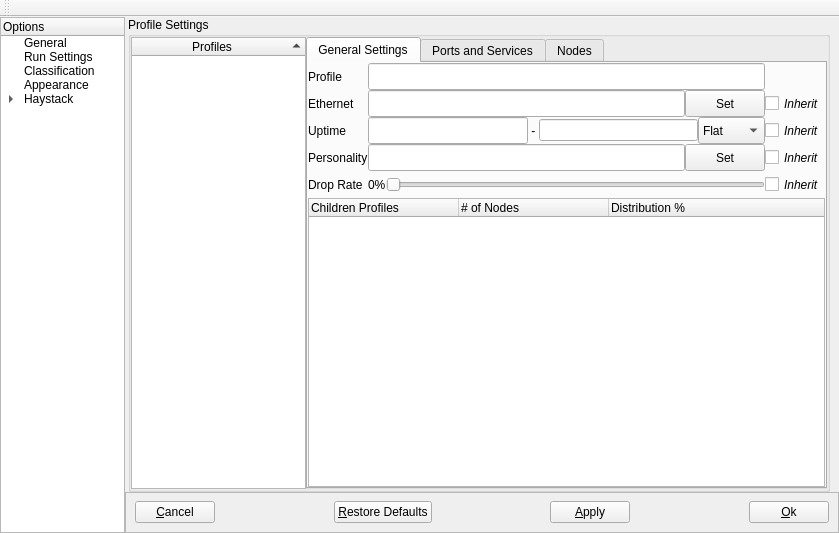
Before: the Qt Designer form NovaGUI/UI/novaconfig.ui in altf4/Nova, drawn with Qt 5.
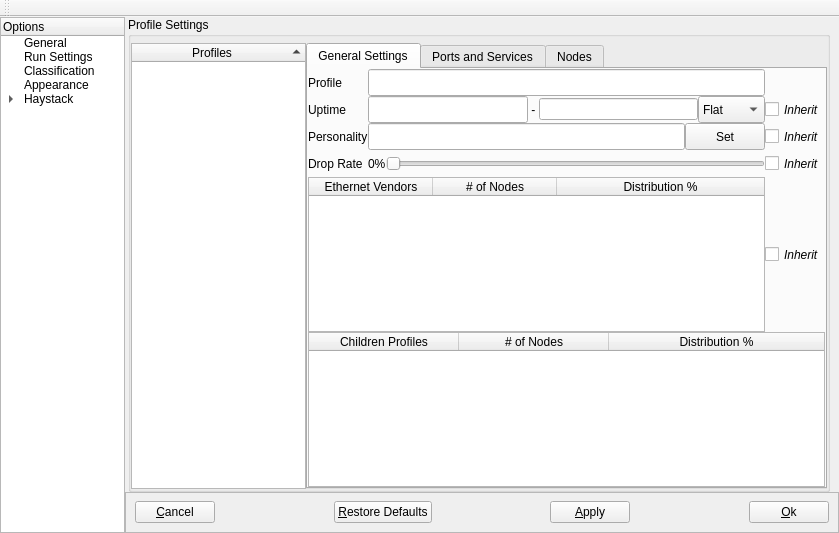
After: the same form once the commit is applied. The open tabs and pages were chosen to show the change.

The edit to the form file:
```diff
--- a/NovaGUI/UI/novaconfig.ui
+++ b/NovaGUI/UI/novaconfig.ui
@@ -1783,7 +1783,16 @@
              <property name="spacing">
               <number>0</number>
              </property>
-             <property name="margin">
+             <property name="leftMargin">
+              <number>0</number>
+             </property>
+             <property name="topMargin">
+              <number>6</number>
+             </property>
+             <property name="rightMargin">
+              <number>0</number>
+             </property>
+             <property name="bottomMargin">
               <number>0</number>
              </property>
              <item>
@@ -1831,7 +1840,7 @@
                 <attribute name="title">
                  <string>General Settings</string>
                 </attribute>
-                <layout class="QGridLayout" name="genTabGridLayout" rowstretch="0,1">
+                <layout class="QGridLayout" name="genTabGridLayout" rowstretch="0,0,0,0">
                  <property name="margin">
                   <number>0</number>
                  </property>
@@ -1843,9 +1852,6 @@
                    <property name="fieldGrowthPolicy">
                     <enum>QFormLayout::ExpandingFieldsGrow</enum>
                    </property>
-                   <property name="horizontalSpacing">
-                    <number>0</number>
-                   </property>
                    <property name="verticalSpacing">
                     <number>0</number>
                    </property>
@@ -1891,79 +1897,6 @@
                     </widget>
                    </item>
                    <item row="1" column="0">
-                    <widget class="QLabel" name="ethernetLabel">
-                     <property name="minimumSize">
-                      <size>
-                       <width>0</width>
-                       <height>27</height>
-                      </size>
-                     </property>
-                     <property name="maximumSize">
-                      <size>
-                       <width>16777215</width>
-                       <height>27</height>
-                      </size>
-                     </property>
-                     <property name="text">
-                      <string>Ethernet</string>
-                     </property>
-                     <property name="alignment">
-                      <set>Qt::AlignLeading|Qt::AlignLeft|Qt::AlignVCenter</set>
-                     </property>
-                    </widget>
-                   </item>
-                   <item row="1" column="1">
-                    <layout class="QHBoxLayout" name="ethernetForm">
-                     <property name="spacing">
-                      <number>0</number>
-                     </property>
-                     <item>
-                      <widget class="QLineEdit" name="ethernetEdit">
-                       <property name="minimumSize">
-                        <size>
-                         <width>0</width>
-                         <height>27</height>
-                        </size>
-                       </property>
-                       <property name="maximumSize">
-                        <size>
-                         <width>16777215</width>
-                         <height>27</height>
-                        </size>
-                       </property>
-                       <property name="readOnly">
-                        <bool>true</bool>
-                       </property>
-                      </widget>
-                     </item>
-                     <item>
-                      <widget class="QPushButton" name="setEthernetButton">
-                       <property name="sizePolicy">
-                        <sizepolicy hsizetype="Fixed" vsizetype="Fixed">
-                         <horstretch>0</horstretch>
-                         <verstretch>0</verstretch>
-                        </sizepolicy>
-                       </property>
-                       <property name="minimumSize">
-                        <size>
-                         <width>0</width>
-                         <height>27</height>
-                        </size>
-                       </property>
-                       <property name="maximumSize">
-                        <size>
-                         <width>16777215</width>
-                         <height>27</height>
-                        </size>
-                       </property>
-                       <property name="text">
-                        <string>Set</string>
-                       </property>
-                      </widget>
-                     </item>
-                    </layout>
-                   </item>
-                   <item row="2" column="0">
                     <widget class="QLabel" name="uptimeLabel">
                      <property name="minimumSize">
                       <size>
@@ -1985,7 +1918,7 @@
                      </property>
                     </widget>
                    </item>
-                   <item row="2" column="1">
+                   <item row="1" column="1">
                     <layout class="QHBoxLayout" name="uptimeForm" stretch="25,1,25,25">
                      <property name="spacing">
                       <number>0</number>
@@ -2069,7 +2002,7 @@
                      </item>
                     </layout>
                    </item>
-                   <item row="3" column="0">
+                   <item row="2" column="0">
                     <widget class="QLabel" name="personalityLabel">
                      <property name="minimumSize">
                       <size>
@@ -2091,7 +2024,7 @@
                      </property>
                     </widget>
                    </item>
-                   <item row="3" column="1">
+                   <item row="2" column="1">
                     <layout class="QHBoxLayout" name="personalityForm">
                      <property name="spacing">
                       <number>0</number>
@@ -2142,7 +2075,7 @@
                      </item>
                     </layout>
                    </item>
-                   <item row="4" column="0">
+                   <item row="3" column="0">
                     <widget class="QLabel" name="dropRateLabel">
                      <property name="sizePolicy">
                       <sizepolicy hsizetype="Preferred" vsizetype="Fixed">
@@ -2170,8 +2103,11 @@
                      </property>
                     </widget>
                    </item>
-                   <item row="4" column="1">
+                   <item row="3" column="1">
                     <layout class="QHBoxLayout" name="dropRateHLayout">
+                     <property name="spacing">
+                      <number>0</number>
+                     </property>
                      <item>
                       <widget class="QLabel" name="dropRateSetting">
                        <property name="sizePolicy">
@@ -2223,6 +2159,40 @@
                    </item>
                   </layout>
                  </item>
+                 <item row="3" column="0" colspan="2">
+                  <widget class="QTreeWidget" name="childrenProfileTreeWidget">
+                   <attribute name="headerDefaultSectionSize">
+                    <number>150</number>
+                   </attribute>
+                   <attribute name="headerDefaultSectionSize">
+                    <number>150</number>
+                   </attribute>
+                   <column>
+                    <property name="text">
+                     <string>Children Profiles</string>
+                    </property>
+                    <property name="textAlignment">
+                     <set>AlignHCenter|AlignVCenter|AlignCenter</set>
+                    </property>
+                   </column>
+                   <column>
+                    <property name="text">
+                     <string># of Nodes</string>
+                    </property>
+                    <property name="textAlignment">
+                     <set>AlignHCenter|AlignVCenter|AlignCenter</set>
+                    </property>
+                   </column>
+                   <column>
+                    <property name="text">
+                     <string>Distribution %</string>
+                    </property>
+                    <property name="textAlignment">
+                     <set>AlignHCenter|AlignVCenter|AlignCenter</set>
+                    </property>
+                   </column>
+                  </widget>
+                 </item>
                  <item row="0" column="1">
                   <layout class="QFormLayout" name="profileGenInheritForm">
                    <property name="fieldGrowthPolicy">
@@ -2250,34 +2220,6 @@
                      </property>
                     </spacer>
                    </item>
-                   <item row="1" column="0">
-                    <widget class="QCheckBox" name="ethernetCheckBox">
-                     <property name="minimumSize">
-                      <size>
-                       <width>0</width>
-                       <height>27</height>
-                      </size>
-                     </property>
-                     <property name="maximumSize">
-                      <size>
-                       <width>16777215</width>
-                       <height>27</height>
-                      </size>
-                     </property>
-                     <property name="font">
-                      <font>
-                       <italic>true</italic>
-                      </font>
-                     </property>
-                     <property name="toolTip">
-                      <string>If this box is checked, the value
-is inherited from a parent profile.</string>
-                     </property>
-                     <property name="text">
-                      <string>Inherit</string>
-                     </property>
-                    </widget>
-                   </item>
                    <item row="2" column="0">
                     <widget class="QCheckBox" name="uptimeCheckBox">
                      <property name="minimumSize">
@@ -2364,17 +2306,23 @@
                    </item>
                   </layout>
                  </item>
-                 <item row="1" column="0" colspan="2">
-                  <widget class="QTreeWidget" name="childrenProfileTreeWidget">
-                   <attribute name="headerDefaultSectionSize">
-                    <number>150</number>
+                 <item row="1" column="0" rowspan="2">
+                  <widget class="QTableWidget" name="ethVendorTableWidget">
+                   <attribute name="horizontalHeaderDefaultSectionSize">
+                    <number>124</number>
                    </attribute>
-                   <attribute name="headerDefaultSectionSize">
-                    <number>150</number>
+                   <attribute name="horizontalHeaderStretchLastSection">
+                    <bool>true</bool>
+                   </attribute>
+                   <attribute name="horizontalHeaderStretchLastSection">
+                    <bool>true</bool>
+                   </attribute>
+                   <attribute name="horizontalHeaderDefaultSectionSize">
+                    <number>124</number>
                    </attribute>
                    <column>
                     <property name="text">
-                     <string>Children Profiles</string>
+                     <string>Ethernet Vendors</string>
                     </property>
                    </column>
                    <column>
@@ -2389,6 +2337,40 @@
                    </column>
                   </widget>
                  </item>
+                 <item row="1" column="1">
+                  <widget class="QCheckBox" name="ethernetCheckBox">
+                   <property name="sizePolicy">
+                    <sizepolicy hsizetype="Minimum" vsizetype="Expanding">
+                     <horstretch>0</horstretch>
+                     <verstretch>0</verstretch>
+                    </sizepolicy>
+                   </property>
+                   <property name="minimumSize">
+                    <size>
+                     <width>0</width>
+                     <height>27</height>
+                    </size>
+                   </property>
+                   <property name="maximumSize">
+                    <size>
+                     <width>16777215</width>
+                     <height>1677215</height>
+                    </size>
+                   </property>
+                   <property name="font">
+                    <font>
+                     <italic>true</italic>
+                    </font>
+                   </property>
+                   <property name="toolTip">
+                    <string>If this box is checked, the value
+is inherited from a parent profile.</string>
+                   </property>
+                   <property name="text">
+                    <string>Inherit</string>
+                   </property>
+                  </widget>
+                 </item>
                 </layout>
                </widget>
                <widget class="QWidget" name="portsTab">
```
Left out of the diff: 2 changed lines with no effect on the pictures.
